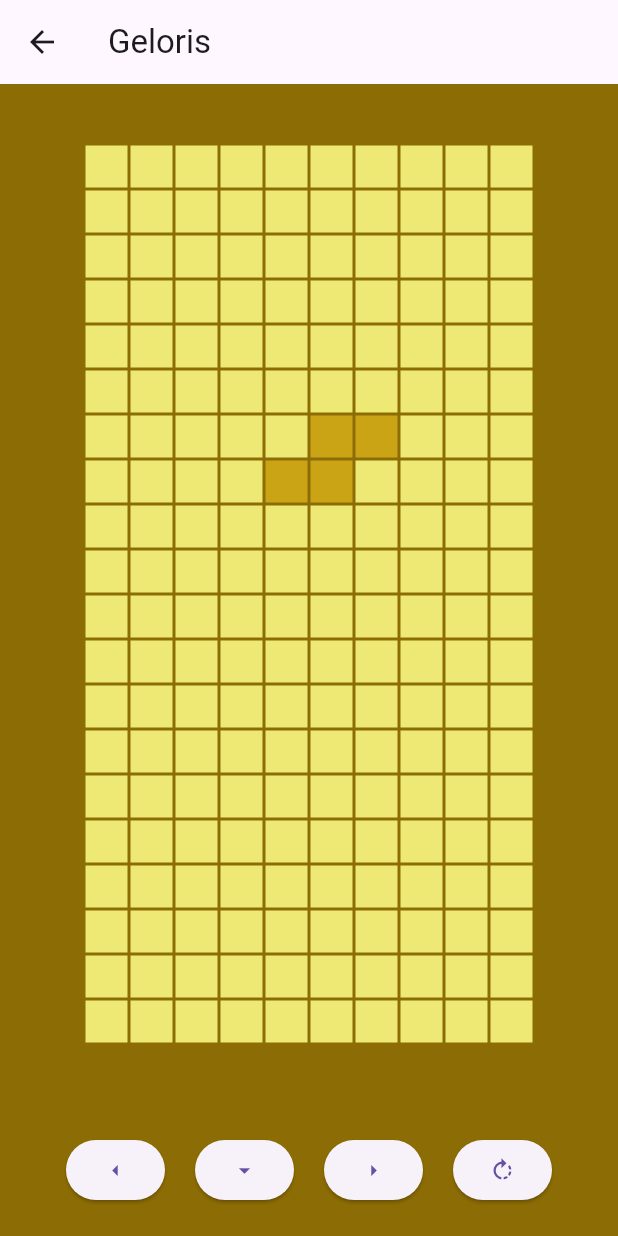
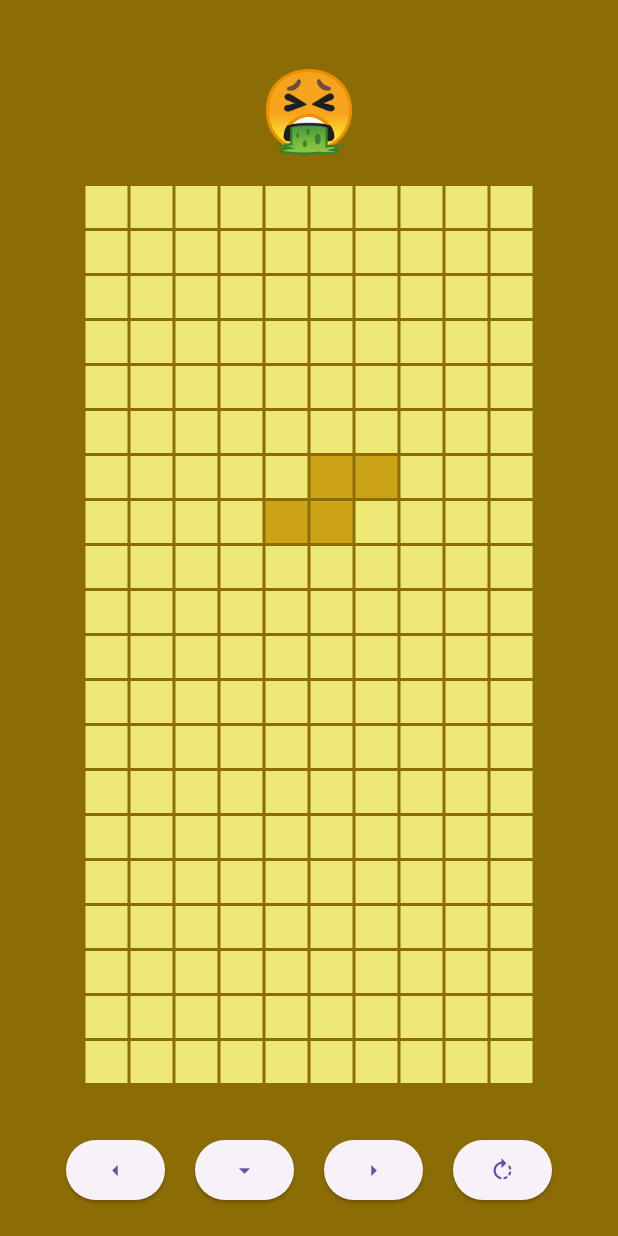
Before and after one commit to tatsurou9003/Geloris, a Flutter app: the TetrisGame screen opened directly, on a phone screen of 412 x 824 dp. Run offline on Flutter 3.47's test engine with Material 3 defaults, Android fonts, the phone set to English and light mode, and no system bars.

Commit message:
🤮Icon

```diff
--- a/lib/game.dart
+++ b/lib/game.dart
@@ -168,12 +168,15 @@ class _TetrisGameState extends State<TetrisGame> {
   Widget build(BuildContext context) {
     return Scaffold(
       backgroundColor: Color.fromARGB(255, 140, 108, 4),
-      appBar: AppBar(
-        title: Text('Geloris'),
-      ),
-      body: Column(
+      body: SafeArea(
+        child: Column(
           mainAxisAlignment: MainAxisAlignment.center,
           children: [
+            const SizedBox(height: 36), // 追加
+            const Text(
+              '🤮',
+              style: TextStyle(fontSize: 52),
+            ),
             Expanded(
               child: Center(
                 child: Column(
@@ -225,6 +228,7 @@ class _TetrisGameState extends State<TetrisGame> {
             ),
           ],
         ),
+      ),
     );
   }
 
```
Lines whose indentation alone changed are shown as unchanged.
